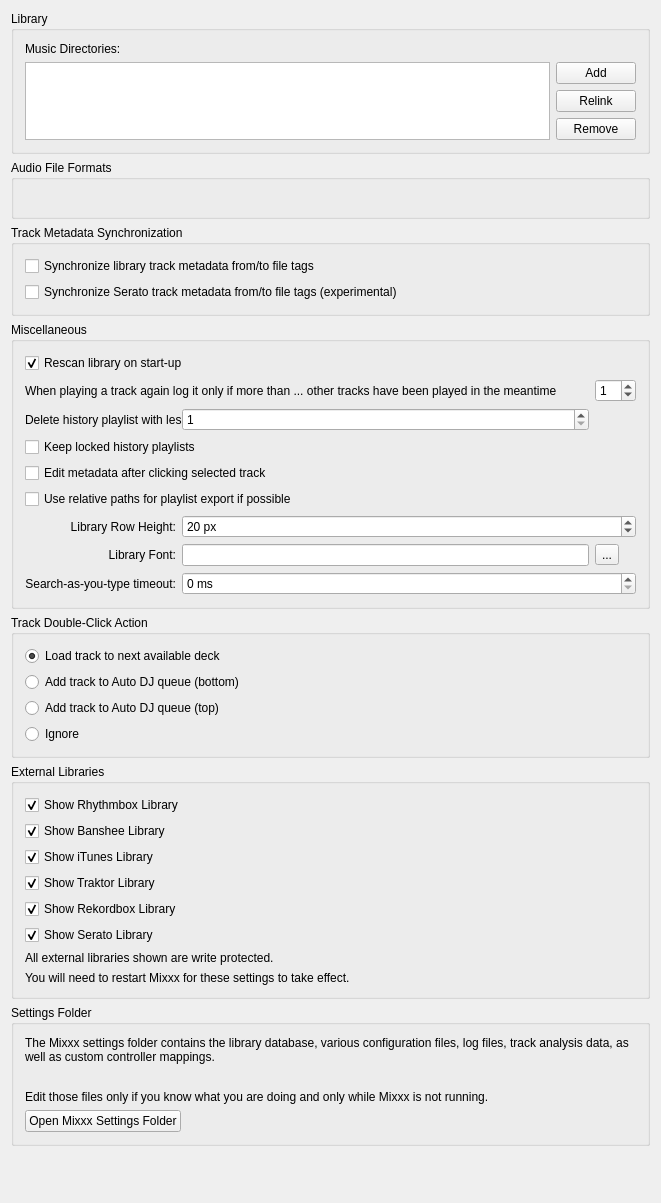
Old version of the form src/preferences/dialog/dlgpreflibrarydlg.ui in the repository mixxxdj/mixxx.
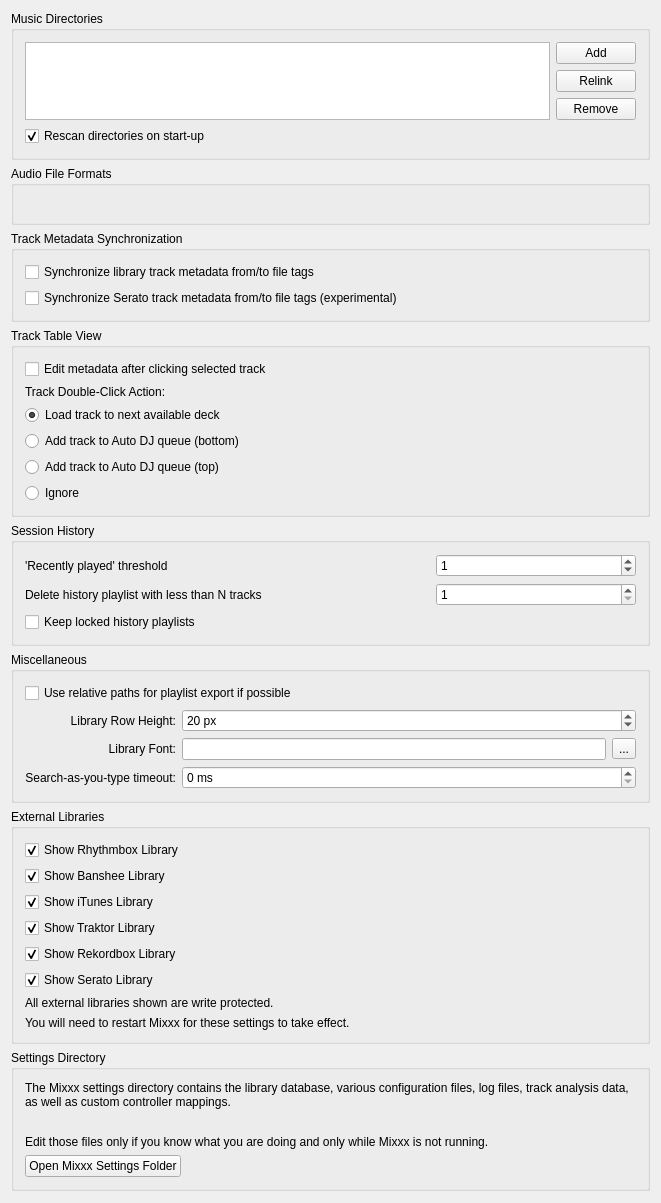
New version of the form.

Commit message: Pref > Library: re-group options

```diff
--- a/src/preferences/dialog/dlgpreflibrarydlg.ui
+++ b/src/preferences/dialog/dlgpreflibrarydlg.ui
@@ -18,48 +18,11 @@
    <item>
     <widget class="QGroupBox" name="groupBoxLibrary">
      <property name="title">
-      <string>Library</string>
+      <string>Music Directories</string>
      </property>
-     <layout class="QGridLayout" name="gridLayout">
-      <item row="0" column="0">
-       <widget class="QLabel" name="TextLabel3_2">
-        <property name="enabled">
-         <bool>true</bool>
-        </property>
-        <property name="minimumSize">
-         <size>
-          <width>100</width>
-          <height>10</height>
-         </size>
-        </property>
-        <property name="font">
-         <font/>
-        </property>
-        <property name="text">
-         <string>Music Directories:</string>
-        </property>
-        <property name="wordWrap">
-         <bool>false</bool>
-        </property>
-        <property name="buddy">
-         <cstring>dirList</cstring>
-        </property>
-       </widget>
-      </item>
-      <item row="3" column="1">
-       <widget class="QPushButton" name="PushButtonRemoveDir">
-        <property name="font">
-         <font/>
-        </property>
-        <property name="toolTip">
-         <string>If removed, Mixxx will no longer watch this directory and its subdirectories for new tracks.</string>
-        </property>
-        <property name="text">
-         <string>Remove</string>
-        </property>
-       </widget>
-      </item>
-      <item row="1" column="0" rowspan="3">
+     <layout class="QGridLayout" name="gridLayout_music_directories">
+
+      <item row="0" column="0" rowspan="3">
        <widget class="QListView" name="dirList">
         <property name="editTriggers">
          <set>QAbstractItemView::NoEditTriggers</set>
@@ -75,7 +38,8 @@
         </property>
        </widget>
       </item>
-      <item row="1" column="1">
+
+      <item row="0" column="1">
        <widget class="QPushButton" name="PushButtonAddDir">
         <property name="font">
          <font/>
@@ -88,7 +52,8 @@
         </property>
        </widget>
       </item>
-      <item row="2" column="1">
+
+      <item row="1" column="1">
        <widget class="QPushButton" name="PushButtonRelocateDir">
         <property name="toolTip">
          <string>If an existing music directory is moved, Mixxx doesn't know where to find the audio files in it. Choose Relink to select the music directory in its new location. &lt;br/&gt; This will re-establish the links to the audio files in the Mixxx library.</string>
@@ -98,6 +63,32 @@
         </property>
        </widget>
       </item>
+
+      <item row="2" column="1">
+       <widget class="QPushButton" name="PushButtonRemoveDir">
+        <property name="font">
+         <font/>
+        </property>
+        <property name="toolTip">
+         <string>If removed, Mixxx will no longer watch this directory and its subdirectories for new tracks.</string>
+        </property>
+        <property name="text">
+         <string>Remove</string>
+        </property>
+       </widget>
+      </item>
+
+      <item row="3" column="0" colspan="2">
+       <widget class="QCheckBox" name="checkBox_library_scan">
+        <property name="text">
+         <string>Rescan directories on start-up</string>
+        </property>
+        <property name="checked">
+         <bool>true</bool>
+        </property>
+       </widget>
+      </item>
+
      </layout>
     </widget>
    </item>
@@ -155,27 +146,78 @@
     </widget>
    </item>
    <item>
-    <widget class="QGroupBox" name="groupBox_Miscellaneous">
+    <widget class="QGroupBox" name="groupBox_TrackTableView">
      <property name="title">
-      <string>Miscellaneous</string>
+      <string>Track Table View</string>
      </property>
-     <layout class="QGridLayout" name="gridLayout_4">
+     <layout class="QGridLayout" name="gridLayout_track_table_view">
 
-      <item row="0" column="0" colspan="2">
-       <widget class="QCheckBox" name="checkBox_library_scan">
+      <item row="1" column="0" colspan="2">
+       <widget class="QCheckBox" name="checkBoxEditMetadataSelectedClicked">
         <property name="text">
-         <string>Rescan library on start-up</string>
+         <string>Edit metadata after clicking selected track</string>
+        </property>
+       </widget>
+      </item>
+
+      <item row="2" column="0">
+       <widget class="QLabel" name="doubeClickActionLabel">
+        <property name="text">
+         <string>Track Double-Click Action:</string>
+        </property>
+        <property name="alignment">
+         <set>Qt::AlignLeft|Qt::AlignVCenter</set>
+        </property>
+       </widget>
+      </item>
+
+      <item row="3" column="0">
+       <widget class="QRadioButton" name="radioButton_dbclick_deck">
+        <property name="text">
+         <string>Load track to next available deck</string>
         </property>
         <property name="checked">
          <bool>true</bool>
         </property>
        </widget>
       </item>
+      <item row="4" column="0">
+       <widget class="QRadioButton" name="radioButton_dbclick_bottom">
+        <property name="text">
+         <string>Add track to Auto DJ queue (bottom)</string>
+        </property>
+       </widget>
+      </item>
+      <item row="5" column="0">
+       <widget class="QRadioButton" name="radioButton_dbclick_top">
+        <property name="text">
+         <string>Add track to Auto DJ queue (top)</string>
+        </property>
+       </widget>
+      </item>
+      <item row="6" column="0">
+       <widget class="QRadioButton" name="radioButton_dbclick_ignore">
+        <property name="text">
+         <string>Ignore</string>
+        </property>
+       </widget>
+      </item>
+
+     </layout>
+    </widget>
+   </item><!-- Track Table View -->
+
+   <item>
+    <widget class="QGroupBox" name="groupBox_History">
+     <property name="title">
+      <string>Session History</string>
+     </property>
+     <layout class="QGridLayout" name="gridLayout_history">
 
       <item row="1" column="0" colspan="2">
        <widget class="QLabel" name="label_history_recently_played_threshold">
         <property name="text">
-         <string>When playing a track again log it only if more than ... other tracks have been played in the meantime</string>
+         <string>'Recently played' threshold</string>
         </property>
         <property name="alignment">
          <set>Qt::AlignLeft|Qt::AlignVCenter</set>
@@ -202,14 +244,14 @@
       <item row="2" column="0" colspan="2">
        <widget class="QLabel" name="label_history_cleanup">
         <property name="text">
-         <string>Delete history playlist with less than ... tracks</string>
+         <string>Delete history playlist with less than N tracks</string>
         </property>
         <property name="alignment">
          <set>Qt::AlignLeft|Qt::AlignVCenter</set>
         </property>
        </widget>
       </item>
-      <item row="2" column="1">
+      <item row="2" column="2">
        <widget class="QSpinBox" name="spinbox_min_history_tracks">
         <property name="minimum">
          <number>1</number>
@@ -231,15 +273,18 @@
        </widget>
       </item>
 
-      <item row="4" column="0" colspan="2">
-       <widget class="QCheckBox" name="checkBoxEditMetadataSelectedClicked">
-        <property name="text">
-         <string>Edit metadata after clicking selected track</string>
-        </property>
-       </widget>
-      </item>
+     </layout>
+    </widget>
+   </item><!-- History -->
 
-      <item row="5" column="0" colspan="2">
+   <item>
+    <widget class="QGroupBox" name="groupBox_Miscellaneous">
+     <property name="title">
+      <string>Miscellaneous</string>
+     </property>
+     <layout class="QGridLayout" name="gridLayout_misc">
+
+      <item row="0" column="0" colspan="2">
        <widget class="QCheckBox" name="checkBox_use_relative_path">
         <property name="text">
          <string>Use relative paths for playlist export if possible</string>
@@ -247,7 +292,7 @@
        </widget>
       </item>
 
-      <item row="6" column="0">
+      <item row="1" column="0">
        <widget class="QLabel" name="rowHeightLabel">
         <property name="text">
          <string>Library Row Height:</string>
@@ -257,7 +302,7 @@
         </property>
        </widget>
       </item>
-      <item row="6" column="1" colspan="2">
+      <item row="1" column="1" colspan="2">
        <widget class="QSpinBox" name="spinBoxRowHeight">
         <property name="suffix">
          <string> px</string>
@@ -274,7 +319,7 @@
        </widget>
       </item>
 
-      <item row="7" column="0">
+      <item row="2" column="0">
        <widget class="QLabel" name="libraryFontLabel">
         <property name="text">
          <string>Library Font:</string>
@@ -284,14 +329,14 @@
         </property>
        </widget>
       </item>
-      <item row="7" column="1">
+      <item row="2" column="1">
        <widget class="QLineEdit" name="libraryFont">
         <property name="readOnly">
          <bool>true</bool>
         </property>
        </widget>
       </item>
-      <item row="7" column="2">
+      <item row="2" column="2">
        <widget class="QToolButton" name="libraryFontButton">
         <property name="text">
          <string>...</string>
@@ -299,7 +344,7 @@
        </widget>
       </item>
 
-      <item row="8" column="0">
+      <item row="3" column="0">
        <widget class="QLabel" name="searchDebouncingTimeoutLabel">
         <property name="text">
          <string>Search-as-you-type timeout:</string>
@@ -309,7 +354,7 @@
         </property>
        </widget>
       </item>
-      <item row="8" column="1" colspan="2">
+      <item row="3" column="1" colspan="2">
        <widget class="QSpinBox" name="searchDebouncingTimeoutSpinBox">
         <property name="suffix">
          <string> ms</string>
@@ -322,55 +367,11 @@
    </item>
 
    <item>
-    <widget class="QGroupBox" name="groupBox_4">
-     <property name="toolTip">
-      <string/>
-     </property>
-     <property name="title">
-      <string extracomment="Sets default action when double-clicking a track in the library.">Track Double-Click Action</string>
-     </property>
-     <layout class="QGridLayout" name="gridLayout_dblick">
-      <item row="0" column="0">
-       <widget class="QRadioButton" name="radioButton_dbclick_deck">
-        <property name="text">
-         <string>Load track to next available deck</string>
-        </property>
-        <property name="checked">
-         <bool>true</bool>
-        </property>
-       </widget>
-      </item>
-      <item row="1" column="0">
-       <widget class="QRadioButton" name="radioButton_dbclick_bottom">
-        <property name="text">
-         <string>Add track to Auto DJ queue (bottom)</string>
-        </property>
-       </widget>
-      </item>
-      <item row="2" column="0">
-       <widget class="QRadioButton" name="radioButton_dbclick_top">
-        <property name="text">
-         <string>Add track to Auto DJ queue (top)</string>
-        </property>
-       </widget>
-      </item>
-      <item row="3" column="0">
-       <widget class="QRadioButton" name="radioButton_dbclick_ignore">
-        <property name="text">
-         <string>Ignore</string>
-        </property>
-       </widget>
-      </item>
-     </layout>
-    </widget>
-   </item>
-
-   <item>
-    <widget class="QGroupBox" name="groupBox_3">
+    <widget class="QGroupBox" name="groupBox_external_libraries">
      <property name="title">
       <string>External Libraries</string>
      </property>
-     <layout class="QGridLayout" name="gridLayout_6">
+     <layout class="QGridLayout" name="gridLayout_external_libraries">
       <item row="0" column="0">
        <widget class="QCheckBox" name="checkBox_show_rhythmbox">
         <property name="text">
@@ -455,13 +456,13 @@
    <item>
     <widget class="QGroupBox" name="groupBox_settingsDir">
      <property name="title">
-      <string>Settings Folder</string>
+      <string>Settings Directory</string>
      </property>
      <layout class="QVBoxLayout" name="vlayout_settingsDir">
       <item>
        <widget class="QLabel" name="label_settingsDir">
         <property name="text">
-         <string>The Mixxx settings folder contains the library database, various configuration files, log files, track analysis data, as well as custom controller mappings.</string>
+         <string>The Mixxx settings directory contains the library database, various configuration files, log files, track analysis data, as well as custom controller mappings.</string>
         </property>
         <property name="wordWrap">
          <bool>true</bool>
```
Left out of the diff: 28 changed lines with no effect on the pictures.
